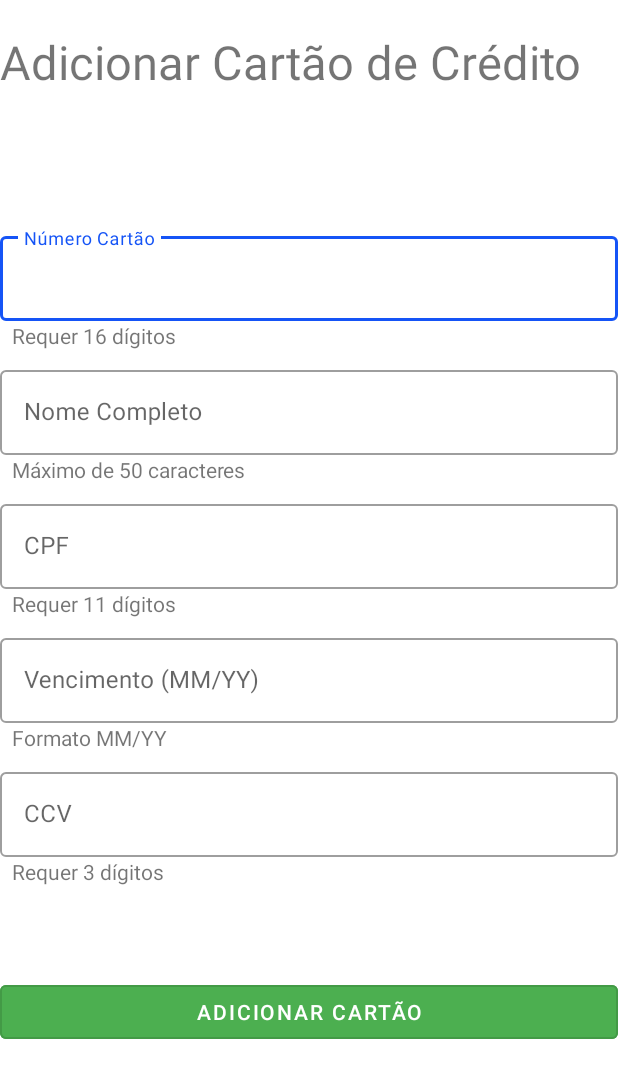
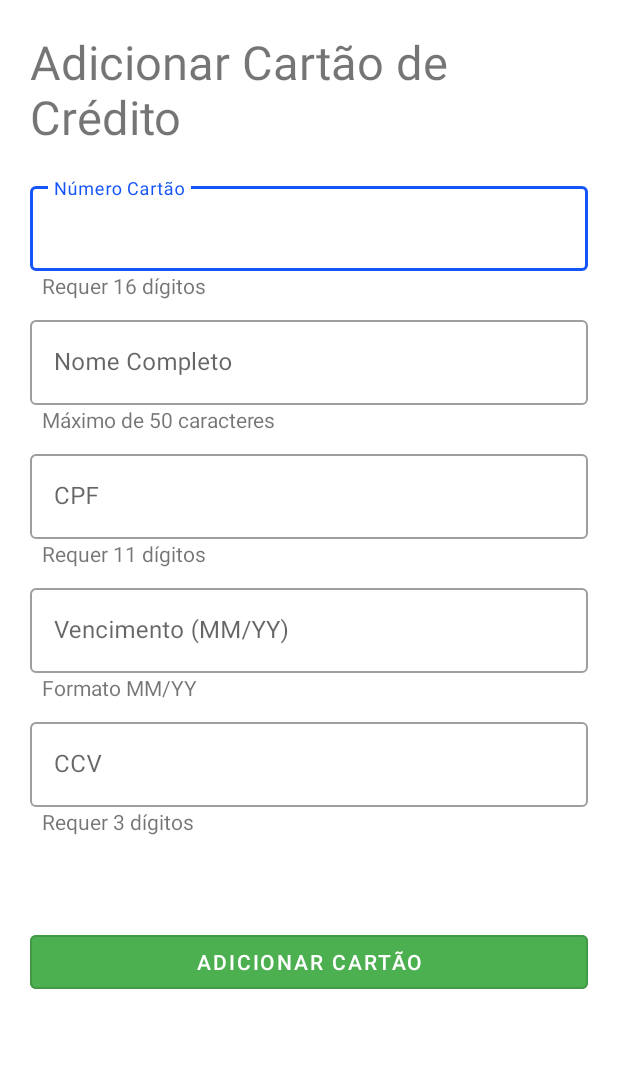
Before and after one commit to ghabrielferrari/PI3-ES-2024-TIME-19, an Android app: the RegisterCardActivity screen opened directly, with no data from a screen before it, on a phone screen of 412 x 824 dp. Shown: the top 1078 px of the screen. Run offline under Robolectric (Android 15) with nearby library versions, the light colour scheme and no system bars; our stand-ins replace Firebase (no records; nobody signed in at launch, a user with empty details on screens opened directly).

Commit message:
Fixed add card layout issues.

```diff
--- a/app/src/main/res/layout/activity_register_card.xml
+++ b/app/src/main/res/layout/activity_register_card.xml
@@ -7,14 +7,13 @@
     android:layout_width="match_parent"
     android:layout_height="match_parent"
     android:orientation="vertical"
-    android:layout_margin="10dp"
+    android:padding="20dp"
     tools:context=".activities.RegisterCardActivity">
 
     <androidx.appcompat.widget.AppCompatTextView
         android:layout_width="match_parent"
         android:layout_height="wrap_content"
         android:text="Adicionar Cartão de Crédito"
-        android:layout_marginTop="20dp"
         android:textSize="31sp"
         />
 
@@ -22,7 +21,7 @@
         android:id="@+id/textInputNumberCard"
         android:layout_width="match_parent"
         android:layout_height="wrap_content"
-        android:layout_marginTop="90dp"
+        android:layout_marginTop="20dp"
         android:hint="Número Cartão"
         style="@style/Widget.MaterialComponents.TextInputLayout.OutlinedBox"
         >
```
